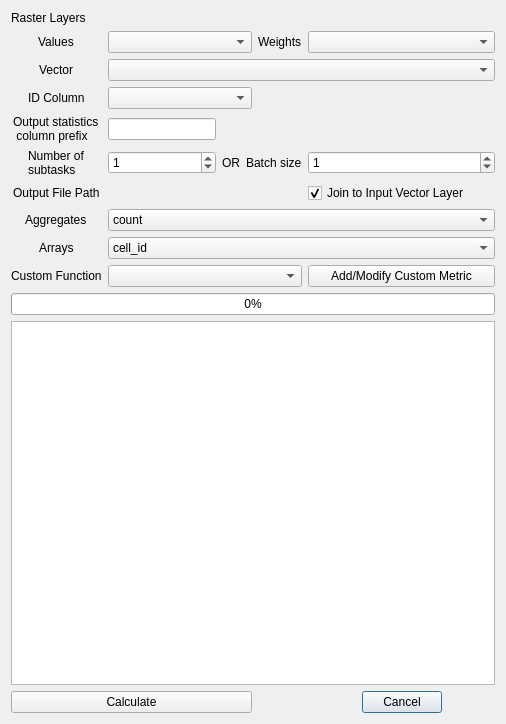
This is zonal_exact_dialog_base.ui in JakubCha/exactextract_qgis as Qt 5 draws it before an edit. The edited form follows.
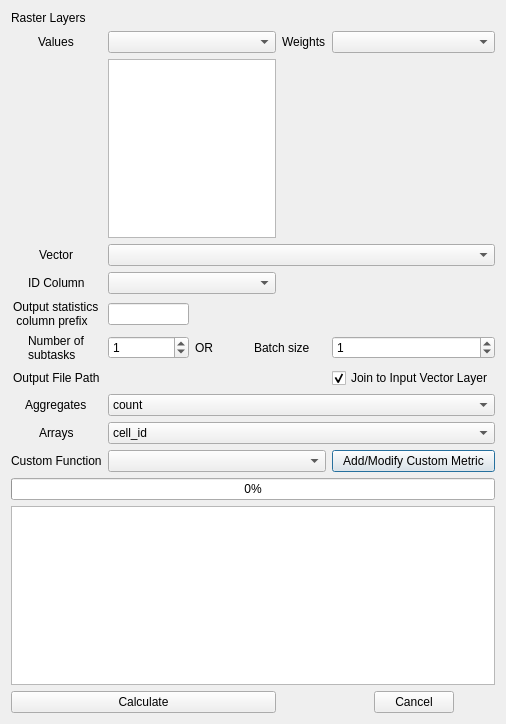
This is the edited form. Custom widgets are drawn as their Qt base class.

Commit message: functional custom multiple layers selection widget

Diff of the .ui file:
```diff
--- a/zonal_exact_dialog_base.ui
+++ b/zonal_exact_dialog_base.ui
@@ -19,7 +19,135 @@
      <property name="sizeConstraint">
       <enum>QLayout::SetMaximumSize</enum>
      </property>
+     <item row="6" column="6">
+      <widget class="QSpinBox" name="mSpinBox_2">
+       <property name="minimumSize">
+        <size>
+         <width>163</width>
+         <height>20</height>
+        </size>
+       </property>
+       <property name="value">
+        <number>1</number>
+       </property>
+      </widget>
+     </item>
+     <item row="11" column="0" colspan="7" alignment="Qt::AlignVCenter">
+      <widget class="QProgressBar" name="mProgressBar">
+       <property name="value">
+        <number>0</number>
+       </property>
+       <property name="textVisible">
+        <bool>true</bool>
+       </property>
+      </widget>
+     </item>
+     <item row="3" column="1" colspan="6">
+      <widget class="QgsMapLayerComboBox" name="mVectorLayerComboBox"/>
+     </item>
+     <item row="6" column="3">
+      <widget class="QLabel" name="label_9">
+       <property name="text">
+        <string>OR</string>
+       </property>
+      </widget>
+     </item>
+     <item row="4" column="1" colspan="4">
+      <widget class="QgsFieldComboBox" name="mFieldComboBox"/>
+     </item>
      <item row="7" column="0" alignment="Qt::AlignHCenter">
+      <widget class="QLabel" name="label_4">
+       <property name="text">
+        <string>Output File Path</string>
+       </property>
+      </widget>
+     </item>
+     <item row="12" column="0" colspan="7">
+      <widget class="QPlainTextEdit" name="mPlainText">
+       <property name="readOnly">
+        <bool>true</bool>
+       </property>
+       <property name="plainText">
+        <string/>
+       </property>
+      </widget>
+     </item>
+     <item row="1" column="5">
+      <widget class="QLabel" name="label_12">
+       <property name="text">
+        <string>Weights</string>
+       </property>
+      </widget>
+     </item>
+     <item row="10" column="1" colspan="5">
+      <widget class="QgsCheckableComboBox" name="mCustomFunctionsComboBox"/>
+     </item>
+     <item row="10" column="6">
+      <widget class="QPushButton" name="mAddModifyMetricButton">
+       <property name="text">
+        <string>Add/Modify Custom Metric</string>
+       </property>
+      </widget>
+     </item>
+     <item row="5" column="0" alignment="Qt::AlignHCenter">
+      <widget class="QLabel" name="label_10">
+       <property name="text">
+        <string>Output statistics
+ column prefix</string>
+       </property>
+      </widget>
+     </item>
+     <item row="6" column="4" colspan="2" alignment="Qt::AlignHCenter">
+      <widget class="QLabel" name="label_8">
+       <property name="text">
+        <string>Batch size</string>
+       </property>
+      </widget>
+     </item>
+     <item row="5" column="1" colspan="2">
+      <widget class="QLineEdit" name="mPrefixEdit">
+       <property name="text">
+        <string/>
+       </property>
+      </widget>
+     </item>
+     <item row="7" column="1" colspan="5">
+      <widget class="QgsFileWidget" name="mQgsOutputFileWidget">
+       <property name="fileWidgetButtonVisible">
+        <bool>true</bool>
+       </property>
+       <property name="useLink">
+        <bool>false</bool>
+       </property>
+       <property name="fullUrl">
+        <bool>false</bool>
+       </property>
+       <property name="defaultRoot">
+        <string/>
+       </property>
+       <property name="storageMode">
+        <enum>QgsFileWidget::SaveFile</enum>
+       </property>
+      </widget>
+     </item>
+     <item row="3" column="0" alignment="Qt::AlignHCenter">
+      <widget class="QLabel" name="label_2">
+       <property name="text">
+        <string>Vector</string>
+       </property>
+      </widget>
+     </item>
+     <item row="7" column="6">
+      <widget class="QCheckBox" name="mJoinCheckBox">
+       <property name="text">
+        <string>Join to Input Vector Layer</string>
+       </property>
+       <property name="checked">
+        <bool>true</bool>
+       </property>
+      </widget>
+     </item>
+     <item row="6" column="0" alignment="Qt::AlignHCenter">
       <widget class="QLabel" name="label_3">
        <property name="text">
         <string>Number of 
@@ -27,14 +155,42 @@
        </property>
       </widget>
      </item>
-     <item row="7" column="1" colspan="4">
+     <item row="1" column="0" alignment="Qt::AlignHCenter">
+      <widget class="QLabel" name="label">
+       <property name="text">
+        <string>Values</string>
+       </property>
+      </widget>
+     </item>
+     <item row="8" column="0" alignment="Qt::AlignHCenter">
+      <widget class="QLabel" name="label_5">
+       <property name="text">
+        <string>Aggregates</string>
+       </property>
+      </widget>
+     </item>
+     <item row="6" column="1" colspan="2">
       <widget class="QSpinBox" name="mSpinBox">
        <property name="value">
         <number>1</number>
        </property>
       </widget>
      </item>
-     <item row="10" column="1" colspan="8">
+     <item row="1" column="6">
+      <widget class="QgsMapLayerComboBox" name="mWeightsLayerComboBox">
+       <property name="allowEmptyLayer">
+        <bool>true</bool>
+       </property>
+      </widget>
+     </item>
+     <item row="4" column="0" alignment="Qt::AlignHCenter">
+      <widget class="QLabel" name="label_11">
+       <property name="text">
+        <string>ID Column</string>
+       </property>
+      </widget>
+     </item>
+     <item row="9" column="1" colspan="6">
       <widget class="QgsCheckableComboBox" name="mArraysComboBox">
        <property name="toolTip">
         <string>Select statistics that output multiple values (array)</string>
@@ -71,100 +227,50 @@
        </item>
       </widget>
      </item>
-     <item row="4" column="1" colspan="8">
-      <widget class="QgsMapLayerComboBox" name="mVectorLayerComboBox"/>
+     <item row="1" column="1" colspan="4">
+      <widget class="QgsMapLayerComboBox" name="mRasterLayerComboBox"/>
      </item>
-     <item row="10" column="0" alignment="Qt::AlignHCenter">
+     <item row="9" column="0" alignment="Qt::AlignHCenter">
       <widget class="QLabel" name="label_6">
        <property name="text">
         <string>Arrays</string>
        </property>
       </widget>
      </item>
-     <item row="7" column="6" colspan="2" alignment="Qt::AlignHCenter">
-      <widget class="QLabel" name="label_8">
-       <property name="text">
-        <string>Batch size</string>
-       </property>
-      </widget>
-     </item>
-     <item row="11" column="0">
+     <item row="10" column="0">
       <widget class="QLabel" name="label_7">
        <property name="text">
         <string>Custom Function</string>
        </property>
       </widget>
      </item>
-     <item row="15" column="8">
-      <widget class="QDialogButtonBox" name="mButtonBox">
-       <property name="orientation">
-        <enum>Qt::Horizontal</enum>
+     <item row="0" column="0" colspan="4" alignment="Qt::AlignLeft">
+      <widget class="QLabel" name="label_13">
+       <property name="text">
+        <string>Raster Layers</string>
        </property>
-       <property name="standardButtons">
-        <set>QDialogButtonBox::Cancel</set>
-       </property>
-       <property name="centerButtons">
-        <bool>true</bool>
-       </property>
       </widget>
      </item>
-     <item row="8" column="1" colspan="7">
-      <widget class="QgsFileWidget" name="mQgsOutputFileWidget">
-       <property name="fileWidgetButtonVisible">
-        <bool>true</bool>
+     <item row="14" column="0" colspan="5">
+      <widget class="QPushButton" name="mCalculateButton">
+       <property name="text">
+        <string>Calculate</string>
        </property>
-       <property name="useLink">
+       <property name="checkable">
         <bool>false</bool>
        </property>
-       <property name="fullUrl">
+       <property name="checked">
         <bool>false</bool>
        </property>
-       <property name="defaultRoot">
-        <string/>
+       <property name="autoDefault">
+        <bool>false</bool>
        </property>
        <property name="storageMode">
         <enum>QgsFileWidget::SaveFile</enum>
        </property>
       </widget>
      </item>
-     <item row="7" column="8">
-      <widget class="QSpinBox" name="mSpinBox_2">
-       <property name="minimumSize">
-        <size>
-         <width>163</width>
-         <height>20</height>
-        </size>
-       </property>
-       <property name="value">
-        <number>1</number>
-       </property>
-      </widget>
-     </item>
-     <item row="5" column="0" alignment="Qt::AlignHCenter">
-      <widget class="QLabel" name="label_11">
-       <property name="text">
-        <string>ID Column</string>
-       </property>
-      </widget>
-     </item>
-     <item row="7" column="5">
-      <widget class="QLabel" name="label_9">
-       <property name="text">
-        <string>OR</string>
-       </property>
-      </widget>
-     </item>
-     <item row="13" column="0" colspan="9">
-      <widget class="QPlainTextEdit" name="mPlainText">
-       <property name="readOnly">
-        <bool>true</bool>
-       </property>
-       <property name="plainText">
-        <string/>
-       </property>
-      </widget>
-     </item>
-     <item row="9" column="1" colspan="8">
+     <item row="8" column="1" colspan="6">
       <widget class="QgsCheckableComboBox" name="mAggregatesComboBox">
        <property name="acceptDrops">
         <bool>false</bool>
@@ -285,119 +391,26 @@
        </item>
       </widget>
      </item>
-     <item row="11" column="8">
-      <widget class="QPushButton" name="mAddModifyMetricButton">
-       <property name="text">
-        <string>Add/Modify Custom Metric</string>
+     <item row="14" column="6">
+      <widget class="QDialogButtonBox" name="mButtonBox">
+       <property name="orientation">
+        <enum>Qt::Horizontal</enum>
        </property>
-      </widget>
-     </item>
-     <item row="12" column="0" colspan="9" alignment="Qt::AlignVCenter">
-      <widget class="QProgressBar" name="mProgressBar">
-       <property name="value">
-        <number>0</number>
+       <property name="standardButtons">
+        <set>QDialogButtonBox::Cancel</set>
        </property>
-       <property name="textVisible">
+       <property name="centerButtons">
         <bool>true</bool>
        </property>
       </widget>
      </item>
-     <item row="8" column="0" alignment="Qt::AlignHCenter">
-      <widget class="QLabel" name="label_4">
-       <property name="text">
-        <string>Output File Path</string>
+     <item row="2" column="1" colspan="4">
+      <widget class="MultiRasterLayerSelectionWidget" name="mRasterLayersList">
+       <property name="selectionMode">
+        <enum>QAbstractItemView::MultiSelection</enum>
        </property>
-      </widget>
-     </item>
-     <item row="1" column="0" alignment="Qt::AlignHCenter">
-      <widget class="QLabel" name="label">
-       <property name="text">
-        <string>Values</string>
-       </property>
-      </widget>
-     </item>
-     <item row="8" column="8">
-      <widget class="QCheckBox" name="mJoinCheckBox">
-       <property name="text">
-        <string>Join to Input Vector Layer</string>
-       </property>
-       <property name="checked">
-        <bool>true</bool>
-       </property>
-      </widget>
-     </item>
-     <item row="15" column="0" colspan="7">
-      <widget class="QPushButton" name="mCalculateButton">
-       <property name="text">
-        <string>Calculate</string>
-       </property>
-       <property name="checkable">
-        <bool>false</bool>
-       </property>
-       <property name="checked">
-        <bool>false</bool>
-       </property>
-       <property name="autoDefault">
-        <bool>false</bool>
-       </property>
-      </widget>
-     </item>
-     <item row="9" column="0" alignment="Qt::AlignHCenter">
-      <widget class="QLabel" name="label_5">
-       <property name="text">
-        <string>Aggregates</string>
-       </property>
-      </widget>
-     </item>
-     <item row="6" column="0" alignment="Qt::AlignHCenter">
-      <widget class="QLabel" name="label_10">
-       <property name="text">
-        <string>Output statistics
- column prefix</string>
-       </property>
-      </widget>
-     </item>
-     <item row="11" column="1" colspan="7">
-      <widget class="QgsCheckableComboBox" name="mCustomFunctionsComboBox"/>
-     </item>
-     <item row="4" column="0" alignment="Qt::AlignHCenter">
-      <widget class="QLabel" name="label_2">
-       <property name="text">
-        <string>Vector</string>
-       </property>
-      </widget>
-     </item>
-     <item row="0" column="0" colspan="6" alignment="Qt::AlignLeft">
-      <widget class="QLabel" name="label_13">
-       <property name="text">
-        <string>Raster Layers</string>
-       </property>
-      </widget>
-     </item>
-     <item row="1" column="8">
-      <widget class="QgsMapLayerComboBox" name="mWeightsLayerComboBox">
-       <property name="allowEmptyLayer">
-        <bool>true</bool>
-       </property>
-      </widget>
-     </item>
-     <item row="1" column="7">
-      <widget class="QLabel" name="label_12">
-       <property name="text">
-        <string>Weights</string>
-       </property>
-      </widget>
-     </item>
-     <item row="1" column="1" colspan="6">
-      <widget class="QgsMapLayerComboBox" name="mRasterLayerComboBox"/>
-     </item>
-     <item row="5" column="1" colspan="6">
-      <widget class="QgsFieldComboBox" name="mFieldComboBox"/>
-     </item>
-     <item row="6" column="1" colspan="4">
-      <widget class="QLineEdit" name="mPrefixEdit">
-       <property name="text">
-        <string/>
+       <property name="horizontalScrollMode">
+        <enum>QAbstractItemView::ScrollPerItem</enum>
        </property>
       </widget>
      </item>
@@ -426,6 +439,11 @@
    <extends>QComboBox</extends>
    <header>qgsmaplayercombobox.h</header>
   </customwidget>
+  <customwidget>
+   <class>MultiRasterLayerSelectionWidget</class>
+   <extends>QListWidget</extends>
+   <header>zonal_exact.layer_list_widget</header>
+  </customwidget>
  </customwidgets>
  <resources/>
  <connections>
```
Left out of the diff: 3 changed lines with no effect on the pictures. The commit also changes 3 other files.
